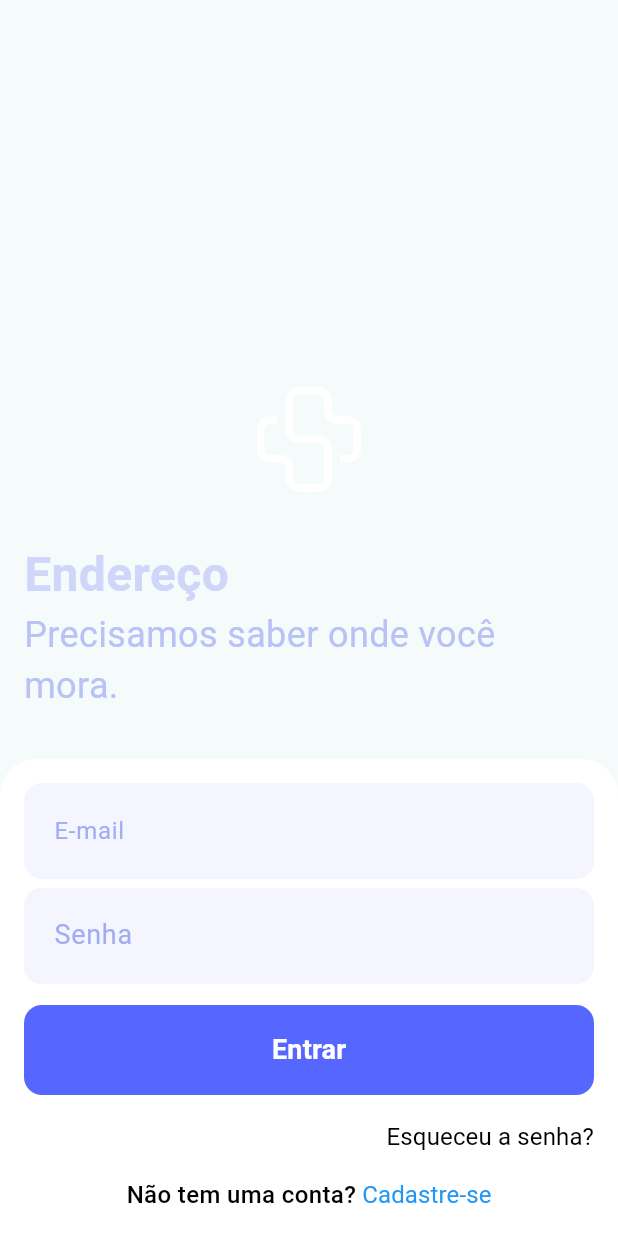
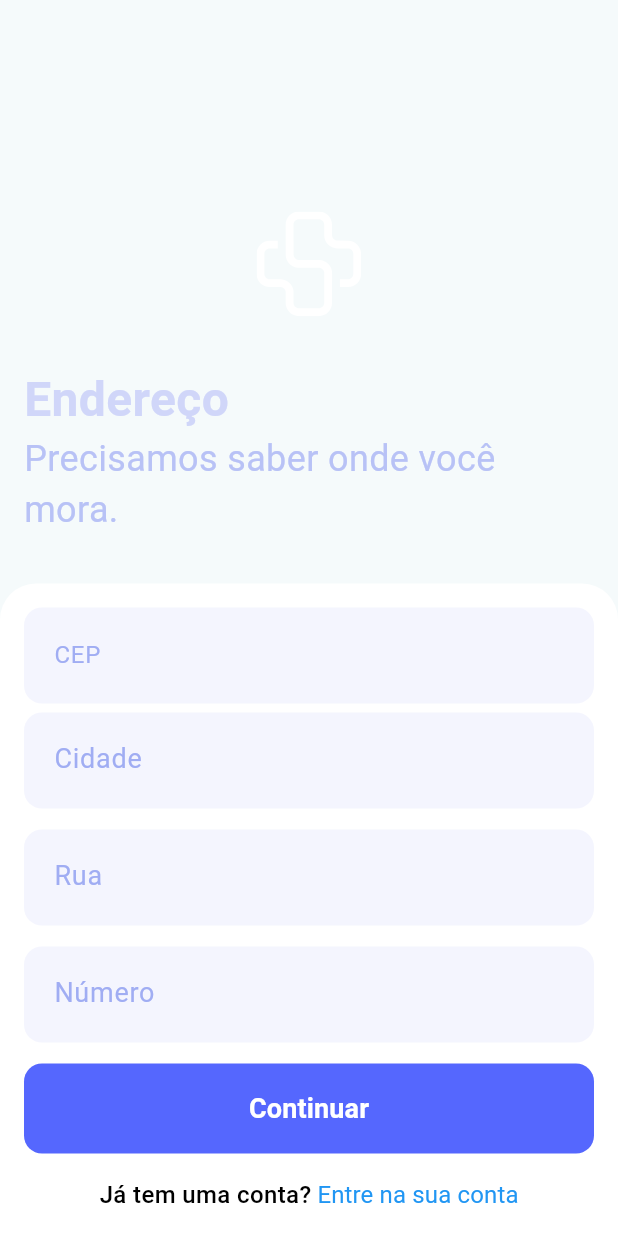
Before and after one commit to Dev-Vinicius-Borges/clinicare, a Flutter app: the RegistroEndereco widget shown alone on an empty page, opened directly, on a phone screen of 412 x 824 dp. Run offline on Flutter 3.47's test engine with Material 3 defaults, Android fonts, the phone set to English and light mode, and no system bars; our stand-ins replace flutter_svg.

Commit message:
Feat: Criando tela de registro de endereços.

```diff
--- /dev/null
+++ b/lib/components/Forms/registro/RegistroEnderecoForm.dart
@@ -0,0 +1,316 @@
+import 'dart:io';
+import 'package:flutter/material.dart';
+import 'package:flutter/services.dart';
+import 'package:provider/provider.dart';
+
+class RegistroEnderecoForm extends StatefulWidget {
+  const RegistroEnderecoForm({super.key});
+
+  @override
+  State<RegistroEnderecoForm> createState() =>
+      RegistroEnderecoFormState();
+}
+
+class RegistroEnderecoFormState extends State<RegistroEnderecoForm> {
+  TextEditingController cepController = TextEditingController();
+  TextEditingController ruaController = TextEditingController();
+  TextEditingController numeroController = TextEditingController();
+  TextEditingController cidadeController = TextEditingController();
+
+  final _formKey = GlobalKey<FormState>();
+
+  bool valueValidator(String? value) {
+    if (value!.isEmpty) {
+      return false;
+    }
+    return true;
+  }
+
+  @override
+  Widget build(BuildContext context) {
+    return Container(
+      child: Form(
+        key: _formKey,
+        child: Column(
+          children: [
+            SizedBox(
+              height: 70,
+              child: TextFormField(
+                style: const TextStyle(
+                  color: Color.fromARGB(255, 160, 173, 243),
+                ),
+                validator:
+                    (String? value) =>
+                !valueValidator(value) ? "Insira o CEP." : null,
+                controller: cepController,
+                keyboardType: TextInputType.number,
+                inputFormatters: <TextInputFormatter>[
+                  FilteringTextInputFormatter.allow(RegExp(r'[0-9]')),
+                  FilteringTextInputFormatter.digitsOnly
+                ],
+                decoration: const InputDecoration(
+                  fillColor: Color.fromARGB(255, 244, 245, 254),
+                  filled: true,
+                  hintText: 'Ex.: XX-XXX.XXX',
+                  alignLabelWithHint: true,
+                  isDense: true,
+                  contentPadding: EdgeInsets.symmetric(
+                    vertical: 20,
+                    horizontal: 16,
+                  ),
+                  label: Text(
+                    "CEP",
+                    style: TextStyle(
+                      color: Color.fromARGB(255, 160, 173, 243),
+                      fontSize: 16,
+                    ),
+                  ),
+                  enabledBorder: OutlineInputBorder(
+                    borderSide: BorderSide.none,
+                    borderRadius: BorderRadius.all(Radius.circular(12)),
+                  ),
+                  focusedBorder: OutlineInputBorder(
+                    borderSide: BorderSide.none,
+                    borderRadius: BorderRadius.all(Radius.circular(12)),
+                  ),
+                  errorBorder: OutlineInputBorder(
+                    borderSide: BorderSide(color: Colors.red),
+                    borderRadius: BorderRadius.all(Radius.circular(12)),
+                  ),
+                  disabledBorder: OutlineInputBorder(
+                    borderSide: BorderSide.none,
+                    borderRadius: BorderRadius.all(Radius.circular(12)),
+                  ),
+                ),
+              ),
+            ),
+            Padding(
+              padding: EdgeInsets.only(bottom: 8),
+              child: SizedBox(
+                height: 70,
+                child: TextFormField(
+                  style: const TextStyle(
+                    color: Color.fromARGB(255, 160, 173, 243),
+                  ),
+                  validator:
+                      (String? value) =>
+                  !valueValidator(value) ? "Insira a cidade" : null,
+                  controller: cidadeController,
+                  decoration: const InputDecoration(
+                    fillColor: Color.fromARGB(255, 244, 245, 254),
+                    filled: true,
+                    hintText: 'Ex.: Cidade X',
+                    alignLabelWithHint: true,
+                    isDense: true,
+                    contentPadding: EdgeInsets.symmetric(
+                      vertical: 20,
+                      horizontal: 16,
+                    ),
+                    label: Text(
+                      "Cidade",
+                      style: TextStyle(
+                        color: Color.fromARGB(255, 160, 173, 243),
+                        fontSize: 18,
+                      ),
+                    ),
+                    enabledBorder: OutlineInputBorder(
+                      borderSide: BorderSide.none,
+                      borderRadius: BorderRadius.all(Radius.circular(12)),
+                    ),
+                    focusedBorder: OutlineInputBorder(
+                      borderSide: BorderSide.none,
+                      borderRadius: BorderRadius.all(Radius.circular(12)),
+                    ),
+                    errorBorder: OutlineInputBorder(
+                      borderSide: BorderSide(color: Colors.red),
+                      borderRadius: BorderRadius.all(Radius.circular(12)),
+                    ),
+                    disabledBorder: OutlineInputBorder(
+                      borderSide: BorderSide.none,
+                      borderRadius: BorderRadius.all(Radius.circular(12)),
+                    ),
+                  ),
+                ),
+              ),
+            ),
+            Padding(
+              padding: EdgeInsets.only(bottom: 8),
+              child: SizedBox(
+                height: 70,
+                child: TextFormField(
+                  style: const TextStyle(
+                    color: Color.fromARGB(255, 160, 173, 243),
+                  ),
+                  validator:
+                      (String? value) =>
+                  !valueValidator(value) ? "Insira a rua" : null,
+                  controller: ruaController,
+                  decoration: const InputDecoration(
+                    fillColor: Color.fromARGB(255, 244, 245, 254),
+                    filled: true,
+                    hintText: 'Ex.: Rua X',
+                    alignLabelWithHint: true,
+                    isDense: true,
+                    contentPadding: EdgeInsets.symmetric(
+                      vertical: 20,
+                      horizontal: 16,
+                    ),
+                    label: Text(
+                      "Rua",
+                      style: TextStyle(
+                        color: Color.fromARGB(255, 160, 173, 243),
+                        fontSize: 18,
+                      ),
+                    ),
+                    enabledBorder: OutlineInputBorder(
+                      borderSide: BorderSide.none,
+                      borderRadius: BorderRadius.all(Radius.circular(12)),
+                    ),
+                    focusedBorder: OutlineInputBorder(
+                      borderSide: BorderSide.none,
+                      borderRadius: BorderRadius.all(Radius.circular(12)),
+                    ),
+                    errorBorder: OutlineInputBorder(
+                      borderSide: BorderSide(color: Colors.red),
+                      borderRadius: BorderRadius.all(Radius.circular(12)),
+                    ),
+                    disabledBorder: OutlineInputBorder(
+                      borderSide: BorderSide.none,
+                      borderRadius: BorderRadius.all(Radius.circular(12)),
+                    ),
+                  ),
+                ),
+              ),
+            ),
+            Padding(
+              padding: EdgeInsets.only(bottom: 8),
+              child: SizedBox(
+                height: 70,
+                child: TextFormField(
+                  style: const TextStyle(
+                    color: Color.fromARGB(255, 160, 173, 243),
+                  ),
+                  validator:
+                      (String? value) =>
+                  !valueValidator(value) ? "Insira o número" : null,
+                  controller: numeroController,
+                  keyboardType: TextInputType.number,
+                  inputFormatters: <TextInputFormatter>[
+                    FilteringTextInputFormatter.allow(RegExp(r'[0-9]')),
+                    FilteringTextInputFormatter.digitsOnly
+                  ],
+                  decoration: const InputDecoration(
+                    fillColor: Color.fromARGB(255, 244, 245, 254),
+                    filled: true,
+                    hintText: 'Ex.: XXX',
+                    alignLabelWithHint: true,
+                    isDense: true,
+                    contentPadding: EdgeInsets.symmetric(
+                      vertical: 20,
+                      horizontal: 16,
+                    ),
+                    label: Text(
+                      "Número",
+                      style: TextStyle(
+                        color: Color.fromARGB(255, 160, 173, 243),
+                        fontSize: 18,
+                      ),
+                    ),
+                    enabledBorder: OutlineInputBorder(
+                      borderSide: BorderSide.none,
+                      borderRadius: BorderRadius.all(Radius.circular(12)),
+                    ),
+                    focusedBorder: OutlineInputBorder(
+                      borderSide: BorderSide.none,
+                      borderRadius: BorderRadius.all(Radius.circular(12)),
+                    ),
+                    errorBorder: OutlineInputBorder(
+                      borderSide: BorderSide(color: Colors.red),
+                      borderRadius: BorderRadius.all(Radius.circular(12)),
+                    ),
+                    disabledBorder: OutlineInputBorder(
+                      borderSide: BorderSide.none,
+                      borderRadius: BorderRadius.all(Radius.circular(12)),
+                    ),
+                  ),
+                ),
+              ),
+            ),
+            SizedBox(
+              width: double.infinity,
+              height: 60,
+              child: TextButton(
+                onPressed: () async {
+                  Navigator.pushNamed(context, '/registro/seguranca');
+                  if (_formKey.currentState!.validate()) {
+                  } else {
+                    ScaffoldMessenger.of(context).showSnackBar(
+                      SnackBar(content: Text("Preencha todos os campos.")),
+                    );
+                  }
+                },
+                style: ButtonStyle(
+                  backgroundColor: WidgetStatePropertyAll<Color>(
+                    Color.fromARGB(255, 85, 103, 254),
+                  ),
+                  shape: WidgetStatePropertyAll<RoundedRectangleBorder>(
+                    RoundedRectangleBorder(
+                      borderRadius: BorderRadius.circular(12),
+                    ),
+                  ),
+                ),
+                child: Text(
+                  "Continuar",
+                  style: TextStyle(
+                    color: Colors.white,
+                    fontSize: 18,
+                    fontWeight: FontWeight.w600,
+                  ),
+                ),
+              ),
+            ),
+            Padding(
+              padding: const EdgeInsets.only(top: 16),
+              child: Row(
+                mainAxisAlignment: MainAxisAlignment.center,
+                children: [
+                  const Text(
+                    "Já tem uma conta?",
+                    style: TextStyle(
+                      color: Colors.black,
+                      fontSize: 16,
+                      fontWeight: FontWeight.w500,
+                    ),
+                  ),
+                  TextButton(
+                    onPressed: () {
+                      Navigator.pushNamed(context, '/login');
+                    },
+                    style: ButtonStyle(
+                      padding: WidgetStateProperty.all<EdgeInsets>(
+                        EdgeInsets.zero,
+                      ),
+                      minimumSize: WidgetStateProperty.all<Size>(Size(0, 0)),
+                      tapTargetSize: MaterialTapTargetSize.shrinkWrap,
+                      overlayColor: WidgetStateProperty.all<Color>(
+                        Colors.transparent,
+                      ),
+                    ),
+                    child: const Text(
+                      " Entre na sua conta",
+                      style: TextStyle(
+                        color: Colors.blue,
+                        fontSize: 16,
+                        fontWeight: FontWeight.w400,
+                      ),
+                    ),
+                  ),
+                ],
+              ),
+            ),
+          ],
+        ),
+      ),
+    );
+  }
+}
--- a/lib/components/registro/RegistroEndereco.dart
+++ b/lib/components/registro/RegistroEndereco.dart
@@ -1,4 +1,5 @@
 import 'package:clini_care/components/Forms/LoginForm.dart';
+import 'package:clini_care/components/Forms/registro/RegistroEnderecoForm.dart';
 import 'package:flutter/material.dart';
 import 'package:flutter_svg/flutter_svg.dart';
 
@@ -61,7 +62,7 @@
                   ),
                   child: Padding(
                     padding: EdgeInsets.all(16),
-                    child: LoginForm(),
+                    child: RegistroEnderecoForm(),
                   ),
                 ),
               ),
--- /dev/null
+++ b/lib/pages/registro/RegistroEnderecoPage.dart
@@ -0,0 +1,20 @@
+import 'package:clini_care/components/Forms/registro/RegistroDadosPessoaisForm.dart';
+import 'package:clini_care/components/registro/RegistroDadosPessoais.dart';
+import 'package:clini_care/components/registro/RegistroEndereco.dart';
+import 'package:flutter/material.dart';
+
+class RegistroEnderecoPage extends StatelessWidget{
+  @override
+  Widget build(BuildContext context) {
+    return Scaffold(
+      body: Container(
+        width: double.infinity,
+        height: double.infinity,
+        decoration: BoxDecoration(
+            color: Color.fromARGB(255, 64, 91, 230)
+        ),
+        child: RegistroEndereco(),
+      ),
+    );
+  }
+}
```
